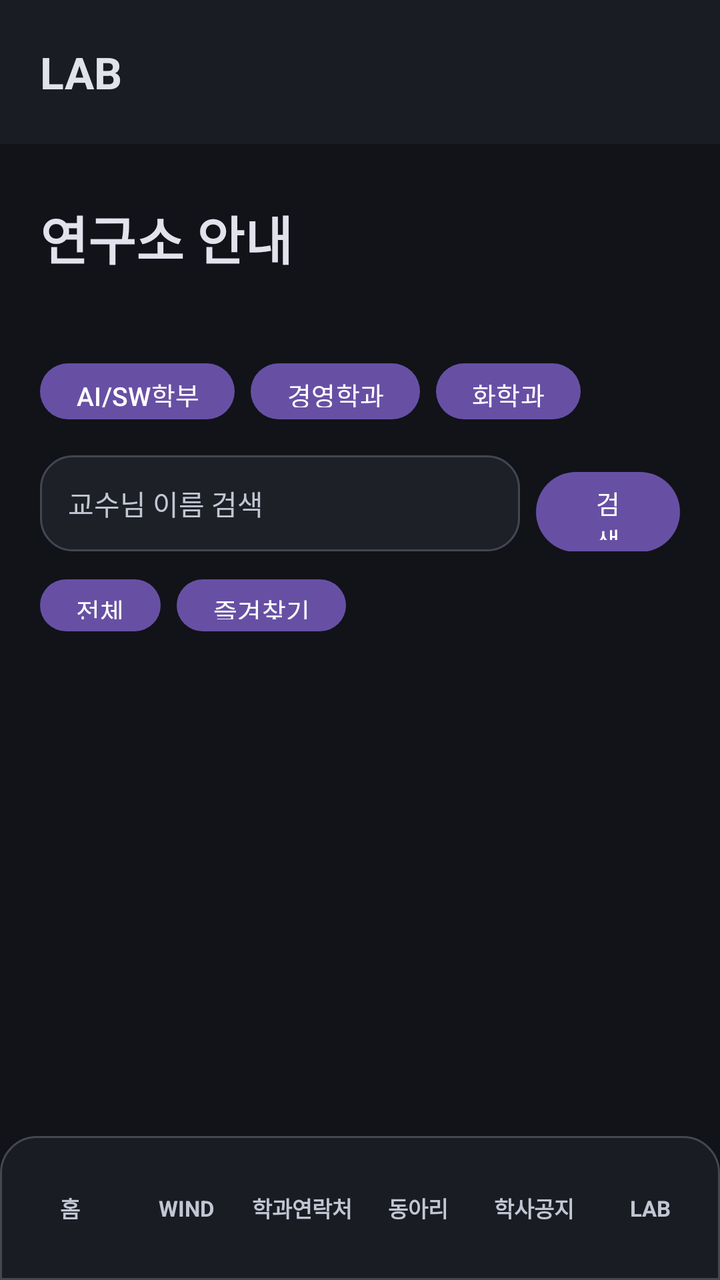
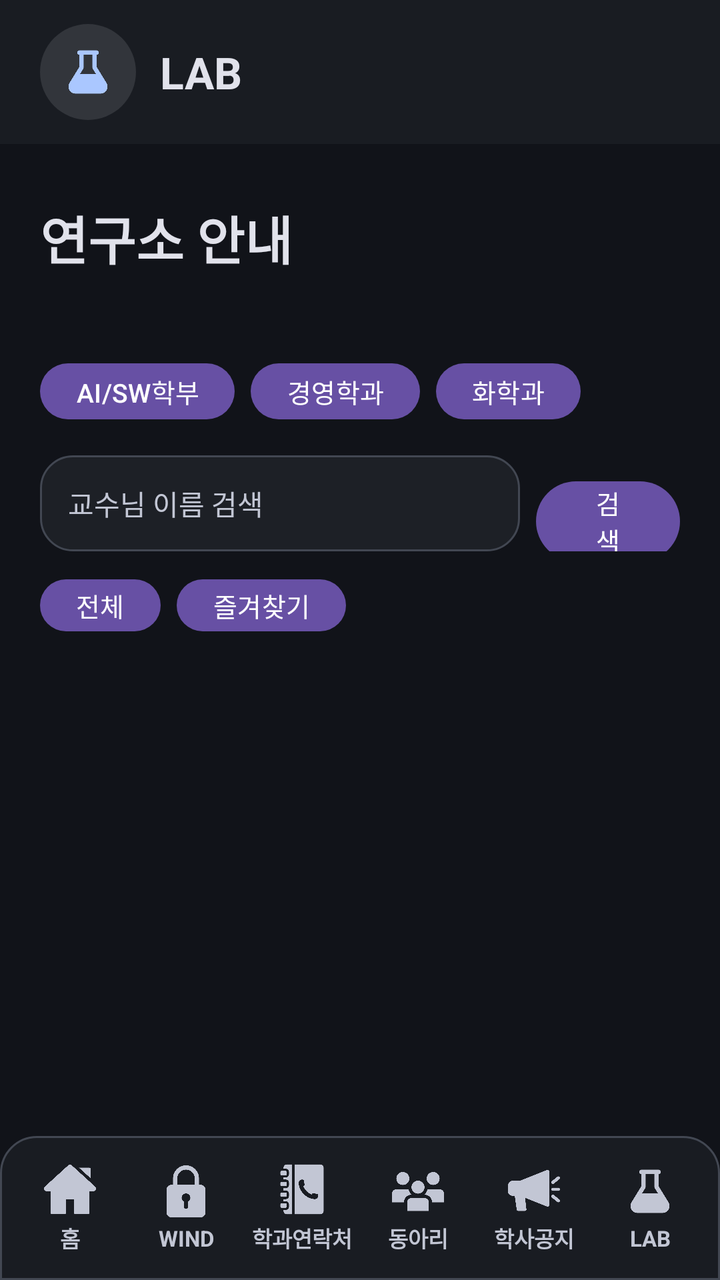

An Android layout rendered at two revisions. The XML below is the earlier revision; the diff shows what the commit changed to produce the second picture.
<!-- AndroidManifest.xml: application theme Theme.GachonBridge -->
<!-- res/layout/activity_lab.xml -->
<?xml version="1.0" encoding="utf-8"?>
<androidx.constraintlayout.widget.ConstraintLayout xmlns:android="http://schemas.android.com/apk/res/android"
    xmlns:app="http://schemas.android.com/apk/res-auto"
    android:layout_width="match_parent"
    android:layout_height="match_parent"
    android:background="@drawable/bg_app">

    
    <LinearLayout
        android:id="@+id/labTopBar"
        android:layout_width="0dp"
        android:layout_height="72dp"
        android:background="@color/gb_surface_low"
        android:gravity="center_vertical"
        android:orientation="horizontal"
        android:paddingStart="20dp"
        android:paddingEnd="20dp"
        app:layout_constraintEnd_toEndOf="parent"
        app:layout_constraintStart_toStartOf="parent"
        app:layout_constraintTop_toTopOf="parent">

        <TextView
            android:layout_width="wrap_content"
            android:layout_height="wrap_content"
            android:text="@string/page_lab_title"
            android:textColor="@color/gb_on_surface"
            android:textSize="22sp"
            android:textStyle="bold" />
    </LinearLayout>

    
    <ScrollView
        android:layout_width="0dp"
        android:layout_height="0dp"
        android:clipToPadding="false"
        android:paddingBottom="16dp"
        app:layout_constraintBottom_toTopOf="@id/bottomNav"
        app:layout_constraintEnd_toEndOf="parent"
        app:layout_constraintStart_toStartOf="parent"
        app:layout_constraintTop_toBottomOf="@id/labTopBar">

        <LinearLayout
            android:layout_width="match_parent"
            android:layout_height="wrap_content"
            android:orientation="vertical"
            android:padding="20dp">

            
            <TextView
                android:layout_width="match_parent"
                android:layout_height="wrap_content"
                android:layout_marginTop="8dp"
                android:text="연구소 안내"
                android:textColor="@color/gb_on_surface"
                android:textSize="26sp"
                android:textStyle="bold" />

            <TextView
                android:id="@+id/txtLabSubtitle"
                android:layout_width="match_parent"
                android:layout_height="wrap_content"
                android:layout_marginTop="6dp"
                android:layout_marginBottom="16dp"
                android:textColor="@color/gb_on_surface_variant"
                android:textSize="13sp" />

            
            <HorizontalScrollView
                android:layout_width="match_parent"
                android:layout_height="wrap_content"
                android:layout_marginBottom="14dp"
                android:scrollbars="none">

                <LinearLayout
                    android:layout_width="wrap_content"
                    android:layout_height="wrap_content"
                    android:orientation="horizontal">

                    <Button
                        android:id="@+id/btnTabAi"
                        android:layout_width="wrap_content"
                        android:layout_height="36dp"
                        android:layout_marginEnd="8dp"
                        android:minWidth="0dp"
                        android:minHeight="0dp"
                        android:paddingStart="18dp"
                        android:paddingEnd="18dp"
                        android:text="AI/SW학부"
                        android:textAllCaps="false"
                        android:textSize="13sp" />

                    <Button
                        android:id="@+id/btnTabBusiness"
                        android:layout_width="wrap_content"
                        android:layout_height="36dp"
                        android:layout_marginEnd="8dp"
                        android:minWidth="0dp"
                        android:minHeight="0dp"
                        android:paddingStart="18dp"
                        android:paddingEnd="18dp"
                        android:text="경영학과"
                        android:textAllCaps="false"
                        android:textSize="13sp" />

                    <Button
                        android:id="@+id/btnTabChem"
                        android:layout_width="wrap_content"
                        android:layout_height="36dp"
                        android:minWidth="0dp"
                        android:minHeight="0dp"
                        android:paddingStart="18dp"
                        android:paddingEnd="18dp"
                        android:text="화학과"
                        android:textAllCaps="false"
                        android:textSize="13sp" />
                </LinearLayout>
            </HorizontalScrollView>

            
            <LinearLayout
                android:layout_width="match_parent"
                android:layout_height="wrap_content"
                android:layout_marginBottom="10dp"
                android:orientation="horizontal">

                <EditText
                    android:id="@+id/editSearchProfessor"
                    android:layout_width="0dp"
                    android:layout_height="48dp"
                    android:layout_weight="1"
                    android:background="@drawable/bg_card"
                    android:gravity="center_vertical"
                    android:hint="교수님 이름 검색"
                    android:imeOptions="actionSearch"
                    android:inputType="textPersonName"
                    android:paddingStart="14dp"
                    android:paddingEnd="14dp"
                    android:singleLine="true"
                    android:textColor="@color/gb_on_surface"
                    android:textColorHint="@color/gb_on_surface_variant"
                    android:textSize="14sp" />

                <Button
                    android:id="@+id/btnSearchProfessor"
                    android:layout_width="72dp"
                    android:layout_height="48dp"
                    android:layout_marginStart="8dp"
                    android:minWidth="0dp"
                    android:minHeight="0dp"
                    android:text="검색"
                    android:textAllCaps="false"
                    android:textSize="13sp" />
            </LinearLayout>

            
            <LinearLayout
                android:layout_width="match_parent"
                android:layout_height="wrap_content"
                android:layout_marginBottom="14dp"
                android:orientation="horizontal">

                <Button
                    android:id="@+id/btnViewAll"
                    android:layout_width="wrap_content"
                    android:layout_height="34dp"
                    android:layout_marginEnd="8dp"
                    android:minWidth="0dp"
                    android:minHeight="0dp"
                    android:paddingStart="18dp"
                    android:paddingEnd="18dp"
                    android:text="전체"
                    android:textAllCaps="false"
                    android:textSize="13sp" />

                <Button
                    android:id="@+id/btnViewFavorites"
                    android:layout_width="wrap_content"
                    android:layout_height="34dp"
                    android:minWidth="0dp"
                    android:minHeight="0dp"
                    android:paddingStart="18dp"
                    android:paddingEnd="18dp"
                    android:text="즐겨찾기"
                    android:textAllCaps="false"
                    android:textSize="13sp" />
            </LinearLayout>

            
            <LinearLayout
                android:id="@+id/labListLayout"
                android:layout_width="match_parent"
                android:layout_height="wrap_content"
                android:orientation="vertical" />

            
            <Button
                android:id="@+id/btnMoreLabs"
                android:layout_width="match_parent"
                android:layout_height="48dp"
                android:layout_marginTop="4dp"
                android:layout_marginBottom="16dp"
                android:minWidth="0dp"
                android:minHeight="0dp"
                android:text="연구소 더보기"
                android:textAllCaps="false"
                android:textSize="14sp"
                android:visibility="gone" />

        </LinearLayout>
    </ScrollView>

    
    <include
        android:id="@+id/bottomNav"
        layout="@layout/view_bottom_nav"
        android:layout_width="0dp"
        android:layout_height="72dp"
        app:layout_constraintBottom_toBottomOf="parent"
        app:layout_constraintEnd_toEndOf="parent"
        app:layout_constraintStart_toStartOf="parent" />

</androidx.constraintlayout.widget.ConstraintLayout>
<!-- res/layout/view_bottom_nav.xml (included above) -->
<?xml version="1.0" encoding="utf-8"?>
<LinearLayout xmlns:android="http://schemas.android.com/apk/res/android"
    android:layout_width="match_parent"
    android:layout_height="72dp"
    android:background="@drawable/bg_bottom_nav"
    android:gravity="center"
    android:orientation="horizontal"
    android:paddingStart="6dp"
    android:paddingEnd="6dp">

    
    <TextView
        android:id="@+id/navHome"
        style="@style/BottomNavItem"
        android:text="@string/nav_home" />

    
    <TextView
        android:id="@+id/navWind"
        style="@style/BottomNavItem"
        android:text="@string/nav_wind" />

    
    <TextView
        android:id="@+id/navContact"
        style="@style/BottomNavItem"
        android:text="@string/nav_contact" />

    
    <TextView
        android:id="@+id/navClub"
        style="@style/BottomNavItem"
        android:text="@string/nav_club" />

    
    <TextView
        android:id="@+id/navNotice"
        style="@style/BottomNavItem"
        android:text="@string/nav_notice" />

    
    <TextView
        android:id="@+id/navLab"
        style="@style/BottomNavItem"
        android:text="@string/nav_lab" />
</LinearLayout>
<!-- resources referenced by this layout -->
<resources>
  <color name="gb_on_surface">#E1E2EB</color>
  <color name="gb_on_surface_variant">#C2C6D4</color>
  <color name="gb_surface_low">#191C22</color>
  <!-- drawable bg_app (drawable) -->
  <?xml version="1.0" encoding="utf-8"?>
  <shape xmlns:android="http://schemas.android.com/apk/res/android">
      <solid android:color="@color/gb_background" />
  </shape>
  <!-- drawable bg_bottom_nav (drawable) -->
  <?xml version="1.0" encoding="utf-8"?>
  <shape xmlns:android="http://schemas.android.com/apk/res/android">
      <solid android:color="@color/gb_surface_low" />
      <stroke
          android:width="1dp"
          android:color="@color/gb_outline_variant" />
      <corners
          android:topLeftRadius="18dp"
          android:topRightRadius="18dp" />
  </shape>
  <!-- drawable bg_card (drawable) -->
  <?xml version="1.0" encoding="utf-8"?>
  <shape xmlns:android="http://schemas.android.com/apk/res/android">
      <solid android:color="@color/gb_surface" />
      <stroke
          android:width="1dp"
          android:color="@color/gb_outline_variant" />
      <corners android:radius="16dp" />
  </shape>
  <string name="nav_club">동아리</string>
  <string name="nav_contact">학과연락처</string>
  <string name="nav_home">홈</string>
  <string name="nav_lab">LAB</string>
  <string name="nav_notice">학사공지</string>
  <string name="nav_wind">WIND</string>
  <string name="page_lab_title">LAB</string>
  <style name="BottomNavItem">
          <item name="android:layout_width">0dp</item>
          <item name="android:layout_height">match_parent</item>
          <item name="android:layout_weight">1</item>
          <item name="android:gravity">center</item>
          <item name="android:textColor">@color/gb_on_surface_variant</item>
          <item name="android:textSize">11sp</item>
          <item name="android:textStyle">bold</item>
      </style>
  <style name="Theme.GachonBridge" parent="Base.Theme.GachonBridge" />
  <color name="gb_background">#111319</color>
  <color name="gb_outline_variant">#424752</color>
  <color name="gb_surface">#1D2026</color>
  <style name="Base.Theme.GachonBridge" parent="Theme.Material3.DayNight.NoActionBar">
          <item name="android:windowBackground">@color/gb_background</item>
          <item name="android:statusBarColor">@color/gb_surface_low</item>
          <item name="android:navigationBarColor">@color/gb_surface_low</item>
          <item name="android:windowLightStatusBar">false</item>
          <item name="android:windowLightNavigationBar">false</item>
      </style>
</resources>

<!-- the commit's change to res/layout/activity_lab.xml (unified diff, before → after) -->
@@ -19,9 +19,22 @@
         app:layout_constraintStart_toStartOf="parent"
         app:layout_constraintTop_toTopOf="parent">
 
-        <TextView
-            android:layout_width="wrap_content"
+        <ImageView
+            android:layout_width="48dp"
+            android:layout_height="48dp"
+            android:background="@drawable/bg_icon_circle"
+            android:contentDescription="@null"
+            android:padding="11dp"
+            android:scaleType="centerInside"
+            android:src="@drawable/ic_tube"
+            android:tint="@color/gb_primary" />
+
+        <TextView
+            android:layout_width="0dp"
             android:layout_height="wrap_content"
+            android:layout_marginStart="12dp"
+            android:layout_weight="1"
+            android:gravity="start|center_vertical"
             android:text="@string/page_lab_title"
             android:textColor="@color/gb_on_surface"
             android:textSize="22sp"
@@ -81,10 +94,14 @@
                         android:layout_width="wrap_content"
                         android:layout_height="36dp"
                         android:layout_marginEnd="8dp"
+                        android:gravity="center"
+                        android:includeFontPadding="false"
                         android:minWidth="0dp"
                         android:minHeight="0dp"
                         android:paddingStart="18dp"
+                        android:paddingTop="0dp"
                         android:paddingEnd="18dp"
+                        android:paddingBottom="0dp"
                         android:text="AI/SW학부"
                         android:textAllCaps="false"
                         android:textSize="13sp" />
@@ -94,10 +111,14 @@
                         android:layout_width="wrap_content"
                         android:layout_height="36dp"
                         android:layout_marginEnd="8dp"
+                        android:gravity="center"
+                        android:includeFontPadding="false"
                         android:minWidth="0dp"
                         android:minHeight="0dp"
                         android:paddingStart="18dp"
+                        android:paddingTop="0dp"
                         android:paddingEnd="18dp"
+                        android:paddingBottom="0dp"
                         android:text="경영학과"
                         android:textAllCaps="false"
                         android:textSize="13sp" />
@@ -106,10 +127,14 @@
                         android:id="@+id/btnTabChem"
                         android:layout_width="wrap_content"
                         android:layout_height="36dp"
+                        android:gravity="center"
+                        android:includeFontPadding="false"
                         android:minWidth="0dp"
                         android:minHeight="0dp"
                         android:paddingStart="18dp"
+                        android:paddingTop="0dp"
                         android:paddingEnd="18dp"
+                        android:paddingBottom="0dp"
                         android:text="화학과"
                         android:textAllCaps="false"
                         android:textSize="13sp" />
@@ -145,8 +170,12 @@
                     android:layout_width="72dp"
                     android:layout_height="48dp"
                     android:layout_marginStart="8dp"
+                    android:gravity="center"
+                    android:includeFontPadding="false"
                     android:minWidth="0dp"
                     android:minHeight="0dp"
+                    android:paddingTop="0dp"
+                    android:paddingBottom="0dp"
                     android:text="검색"
                     android:textAllCaps="false"
                     android:textSize="13sp" />
@@ -164,10 +193,14 @@
                     android:layout_width="wrap_content"
                     android:layout_height="34dp"
                     android:layout_marginEnd="8dp"
+                    android:gravity="center"
+                    android:includeFontPadding="false"
                     android:minWidth="0dp"
                     android:minHeight="0dp"
                     android:paddingStart="18dp"
+                    android:paddingTop="0dp"
                     android:paddingEnd="18dp"
+                    android:paddingBottom="0dp"
                     android:text="전체"
                     android:textAllCaps="false"
                     android:textSize="13sp" />
@@ -176,10 +209,14 @@
                     android:id="@+id/btnViewFavorites"
                     android:layout_width="wrap_content"
                     android:layout_height="34dp"
+                    android:gravity="center"
+                    android:includeFontPadding="false"
                     android:minWidth="0dp"
                     android:minHeight="0dp"
                     android:paddingStart="18dp"
+                    android:paddingTop="0dp"
                     android:paddingEnd="18dp"
+                    android:paddingBottom="0dp"
                     android:text="즐겨찾기"
                     android:textAllCaps="false"
                     android:textSize="13sp" />
@@ -199,8 +236,12 @@
                 android:layout_height="48dp"
                 android:layout_marginTop="4dp"
                 android:layout_marginBottom="16dp"
+                android:gravity="center"
+                android:includeFontPadding="false"
                 android:minWidth="0dp"
                 android:minHeight="0dp"
+                android:paddingTop="0dp"
+                android:paddingBottom="0dp"
                 android:text="연구소 더보기"
                 android:textAllCaps="false"
                 android:textSize="14sp"
@@ -231,39 +272,93 @@
     android:paddingStart="6dp"
     android:paddingEnd="6dp">
 
-    
-    <TextView
+    <LinearLayout
         android:id="@+id/navHome"
-        style="@style/BottomNavItem"
-        android:text="@string/nav_home" />
-
-    
-    <TextView
+        style="@style/BottomNavItem">
+
+        <ImageView
+            android:id="@+id/navHomeIcon"
+            style="@style/BottomNavIcon"
+            android:contentDescription="@null"
+            android:src="@drawable/ic_home" />
+
+        <TextView
+            style="@style/BottomNavLabel"
+            android:text="@string/nav_home" />
+    </LinearLayout>
+
+    <LinearLayout
         android:id="@+id/navWind"
-        style="@style/BottomNavItem"
-        android:text="@string/nav_wind" />
-
-    
-    <TextView
+        style="@style/BottomNavItem">
+
+        <ImageView
+            android:id="@+id/navWindIcon"
+            style="@style/BottomNavIcon"
+            android:contentDescription="@null"
+            android:src="@drawable/ic_padlock" />
+
+        <TextView
+            style="@style/BottomNavLabel"
+            android:text="@string/nav_wind" />
+    </LinearLayout>
+
+    <LinearLayout
         android:id="@+id/navContact"
-        style="@style/BottomNavItem"
-        android:text="@string/nav_contact" />
-
-    
-    <TextView
+        style="@style/BottomNavItem">
+
+        <ImageView
+            android:id="@+id/navContactIcon"
+            style="@style/BottomNavIcon"
+            android:contentDescription="@null"
+            android:src="@drawable/ic_phone_book" />
+
+        <TextView
+            style="@style/BottomNavLabel"
+            android:text="@string/nav_contact" />
+    </LinearLayout>
+
+    <LinearLayout
         android:id="@+id/navClub"
-        style="@style/BottomNavItem"
-        android:text="@string/nav_club" />
-
-    
-    <TextView
+        style="@style/BottomNavItem">
+
+        <ImageView
+            android:id="@+id/navClubIcon"
+            style="@style/BottomNavIcon"
+            android:contentDescription="@null"
+            android:src="@drawable/ic_people" />
+
+        <TextView
+            style="@style/BottomNavLabel"
+            android:text="@string/nav_club" />
+    </LinearLayout>
+
+    <LinearLayout
         android:id="@+id/navNotice"
-        style="@style/BottomNavItem"
-        android:text="@string/nav_notice" />
-
-    
-    <TextView
+        style="@style/BottomNavItem">
+
+        <ImageView
+            android:id="@+id/navNoticeIcon"
+            style="@style/BottomNavIcon"
+            android:contentDescription="@null"
+            android:src="@drawable/ic_megaphone" />
+
+        <TextView
+            style="@style/BottomNavLabel"
+            android:text="@string/nav_notice" />
+    </LinearLayout>
+
+    <LinearLayout
         android:id="@+id/navLab"
-        style="@style/BottomNavItem"
-        android:text="@string/nav_lab" />
+        style="@style/BottomNavItem">
+
+        <ImageView
+            android:id="@+id/navLabIcon"
+            style="@style/BottomNavIcon"
+            android:contentDescription="@null"
+            android:src="@drawable/ic_tube" />
+
+        <TextView
+            style="@style/BottomNavLabel"
+            android:text="@string/nav_lab" />
+    </LinearLayout>
 </LinearLayout>
<!-- resource entries referenced after the edit -->
@@ -2,6 +2,7 @@
 <resources>
   <color name="gb_on_surface">#E1E2EB</color>
   <color name="gb_on_surface_variant">#C2C6D4</color>
+  <color name="gb_primary">#AAC7FF</color>
   <color name="gb_surface_low">#191C22</color>
   <!-- drawable bg_app (drawable) -->
   <?xml version="1.0" encoding="utf-8"?>
@@ -28,6 +29,18 @@
           android:color="@color/gb_outline_variant" />
       <corners android:radius="16dp" />
   </shape>
+  <!-- drawable bg_icon_circle (drawable) -->
+  <?xml version="1.0" encoding="utf-8"?>
+  <shape xmlns:android="http://schemas.android.com/apk/res/android"
+      android:shape="oval">
+      <solid android:color="@color/gb_surface_highest" />
+  </shape>
+  <!-- drawable ic_home: png bitmap (drawable, 9227 bytes) -->
+  <!-- drawable ic_megaphone: png bitmap (drawable, 7773 bytes) -->
+  <!-- drawable ic_padlock: png bitmap (drawable, 8813 bytes) -->
+  <!-- drawable ic_people: png bitmap (drawable, 10553 bytes) -->
+  <!-- drawable ic_phone_book: png bitmap (drawable, 10536 bytes) -->
+  <!-- drawable ic_tube: png bitmap (drawable, 7397 bytes) -->
   <string name="nav_club">동아리</string>
   <string name="nav_contact">학과연락처</string>
   <string name="nav_home">홈</string>
@@ -35,11 +48,27 @@
   <string name="nav_notice">학사공지</string>
   <string name="nav_wind">WIND</string>
   <string name="page_lab_title">LAB</string>
+  <style name="BottomNavIcon">
+          <item name="android:layout_width">26dp</item>
+          <item name="android:layout_height">26dp</item>
+          <item name="android:scaleType">centerInside</item>
+          <item name="android:tint">@color/gb_on_surface_variant</item>
+      </style>
   <style name="BottomNavItem">
           <item name="android:layout_width">0dp</item>
           <item name="android:layout_height">match_parent</item>
           <item name="android:layout_weight">1</item>
           <item name="android:gravity">center</item>
+          <item name="android:orientation">vertical</item>
+          <item name="android:paddingTop">7dp</item>
+          <item name="android:paddingBottom">6dp</item>
+      </style>
+  <style name="BottomNavLabel">
+          <item name="android:layout_width">match_parent</item>
+          <item name="android:layout_height">wrap_content</item>
+          <item name="android:layout_marginTop">3dp</item>
+          <item name="android:gravity">center</item>
+          <item name="android:singleLine">true</item>
           <item name="android:textColor">@color/gb_on_surface_variant</item>
           <item name="android:textSize">11sp</item>
           <item name="android:textStyle">bold</item>
@@ -48,6 +77,7 @@
   <color name="gb_background">#111319</color>
   <color name="gb_outline_variant">#424752</color>
   <color name="gb_surface">#1D2026</color>
+  <color name="gb_surface_highest">#32353B</color>
   <style name="Base.Theme.GachonBridge" parent="Theme.Material3.DayNight.NoActionBar">
           <item name="android:windowBackground">@color/gb_background</item>
           <item name="android:statusBarColor">@color/gb_surface_low</item>
